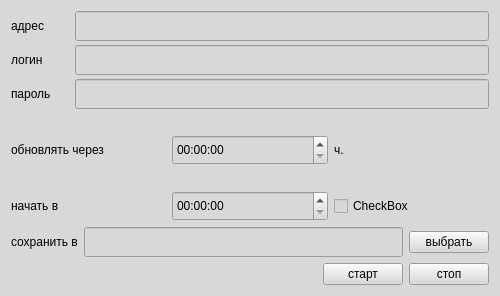
Old version of the form club_stat/gui/ui/itstat.ui in the repository zaswed76/pc_club.
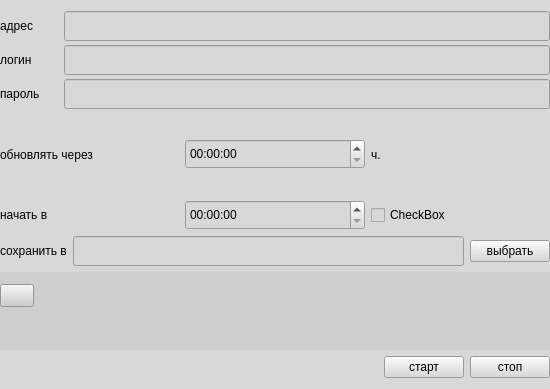
New version of the form.

```diff
--- a/club_stat/gui/ui/itstat.ui
+++ b/club_stat/gui/ui/itstat.ui
@@ -6,8 +6,8 @@
    <rect>
     <x>0</x>
     <y>0</y>
-    <width>500</width>
-    <height>296</height>
+    <width>550</width>
+    <height>389</height>
    </rect>
   </property>
   <property name="minimumSize">
@@ -23,6 +23,12 @@
    <string notr="true">background-color: rgb(216, 216, 216);</string>
   </property>
   <layout class="QVBoxLayout" name="verticalLayout_2">
+   <property name="leftMargin">
+    <number>0</number>
+   </property>
+   <property name="rightMargin">
+    <number>0</number>
+   </property>
    <item>
     <layout class="QVBoxLayout" name="verticalLayout">
      <property name="spacing">
@@ -44,6 +50,9 @@
          <property name="text">
           <string>адрес</string>
          </property>
+         <property name="margin">
+          <number>6</number>
+         </property>
         </widget>
        </item>
        <item>
@@ -246,6 +255,41 @@
      </item>
     </layout>
    </item>
+   <item>
+    <widget class="QFrame" name="frame">
+     <property name="styleSheet">
+      <string notr="true">background-color: rgb(206, 206, 206);</string>
+     </property>
+     <property name="frameShape">
+      <enum>QFrame::NoFrame</enum>
+     </property>
+     <property name="frameShadow">
+      <enum>QFrame::Raised</enum>
+     </property>
+     <widget class="QPushButton" name="export_to_xlsx">
+      <property name="geometry">
+       <rect>
+        <x>0</x>
+        <y>12</y>
+        <width>34</width>
+        <height>23</height>
+       </rect>
+      </property>
+      <property name="styleSheet">
+       <string notr="true"/>
+      </property>
+      <property name="text">
+       <string/>
+      </property>
+      <property name="iconSize">
+       <size>
+        <width>32</width>
+        <height>32</height>
+       </size>
+      </property>
+     </widget>
+    </widget>
+   </item>
    <item>
     <layout class="QHBoxLayout" name="horizontalLayout_6">
      <item>
```
